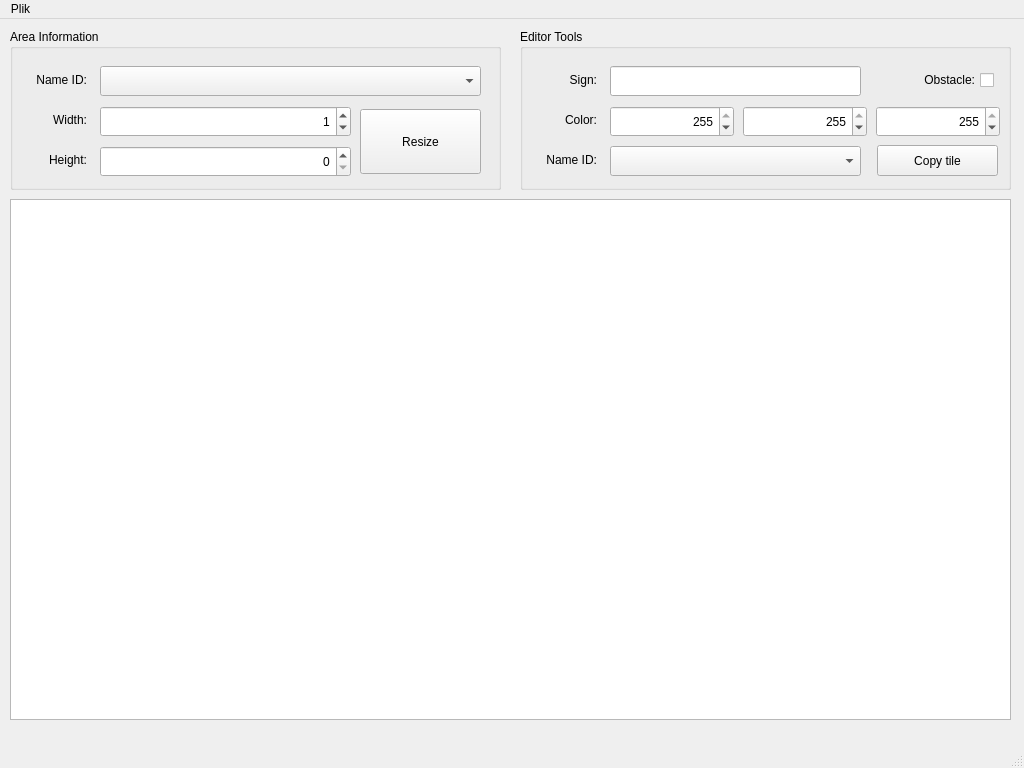
JakimPL/Roguelike, file forms/areaeditor.ui: the form before one commit.
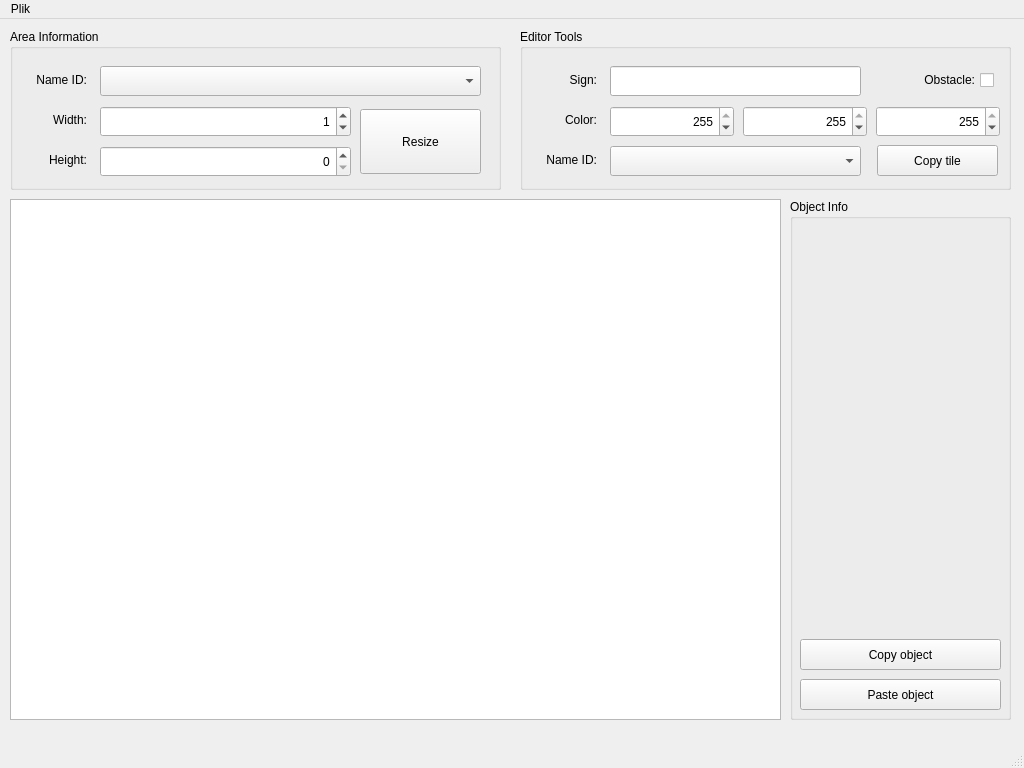
The form after the commit.

```diff
--- a/forms/areaeditor.ui
+++ b/forms/areaeditor.ui
@@ -19,7 +19,7 @@
      <rect>
       <x>10</x>
       <y>180</y>
-      <width>1001</width>
+      <width>771</width>
       <height>521</height>
      </rect>
     </property>
@@ -328,6 +328,45 @@
      </property>
     </widget>
    </widget>
+   <widget class="QGroupBox" name="objectInfoBox">
+    <property name="geometry">
+     <rect>
+      <x>790</x>
+      <y>180</y>
+      <width>221</width>
+      <height>521</height>
+     </rect>
+    </property>
+    <property name="title">
+     <string>Object Info</string>
+    </property>
+    <widget class="QPushButton" name="copyObjectButton">
+     <property name="geometry">
+      <rect>
+       <x>10</x>
+       <y>440</y>
+       <width>201</width>
+       <height>31</height>
+      </rect>
+     </property>
+     <property name="text">
+      <string>Copy object</string>
+     </property>
+    </widget>
+    <widget class="QPushButton" name="pasteObjectButton">
+     <property name="geometry">
+      <rect>
+       <x>10</x>
+       <y>480</y>
+       <width>201</width>
+       <height>31</height>
+      </rect>
+     </property>
+     <property name="text">
+      <string>Paste object</string>
+     </property>
+    </widget>
+   </widget>
   </widget>
   <widget class="QMenuBar" name="menubar">
    <property name="geometry">
```
